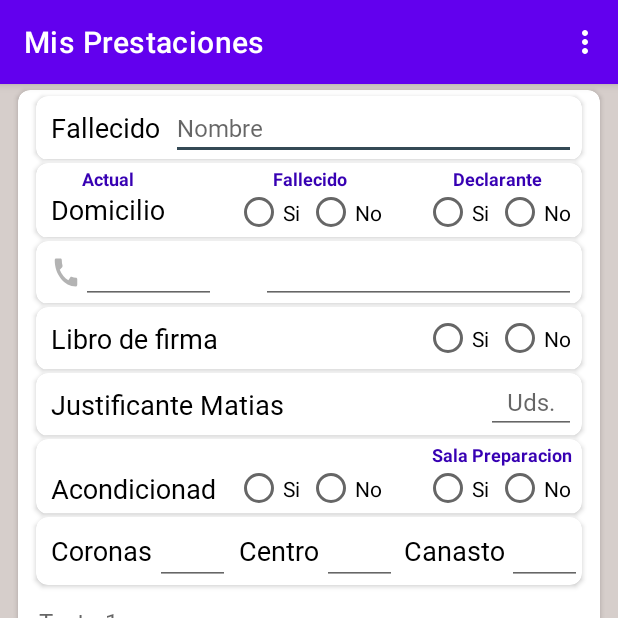
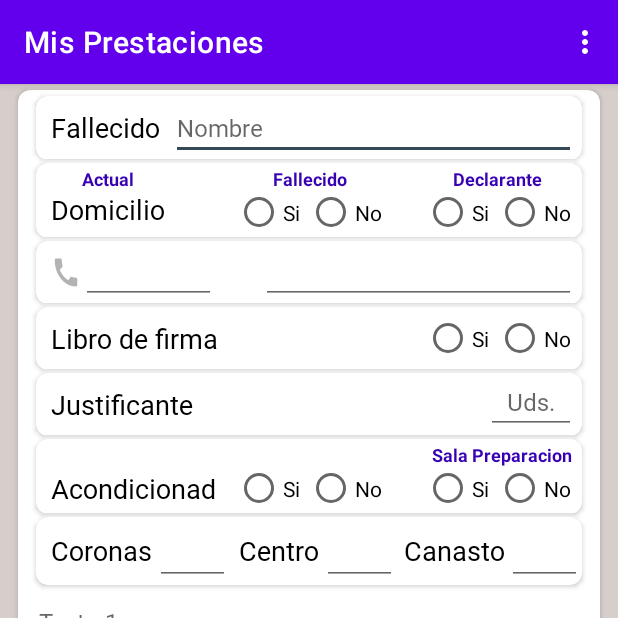
Before and after one commit to matias4444/mis-prestaciones, an Android app: the screen it shows after launch (MainActivity), on a phone screen of 412 x 824 dp, the top half of it. Run offline under Robolectric (Android 15) with nearby library versions, the phone set to English and light mode, and no system bars; our stand-ins replace CircleImageView, navigation-ui; Roboto replaces fonts that are not available here.

Commit message:
dejarlo como antes

```diff
--- a/app/src/main/res/layout/activity_main.xml
+++ b/app/src/main/res/layout/activity_main.xml
@@ -517,7 +517,7 @@
                         android:layout_gravity="center_vertical"
                         android:layout_marginStart="10dp"
                         android:layout_marginEnd="100dp"
-                        android:text="Justificante Matias"
+                        android:text="Justificante"
                         android:textColor="@color/black"
                         android:textSize="18dp"
                         android:textStyle="bold" />
```
